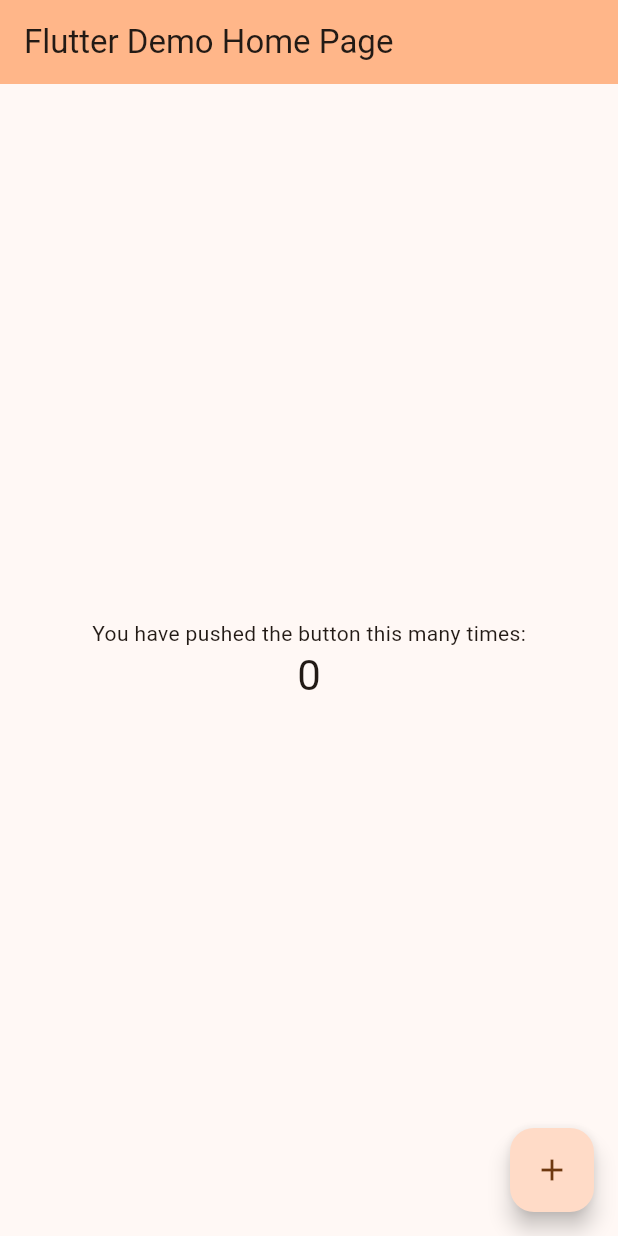
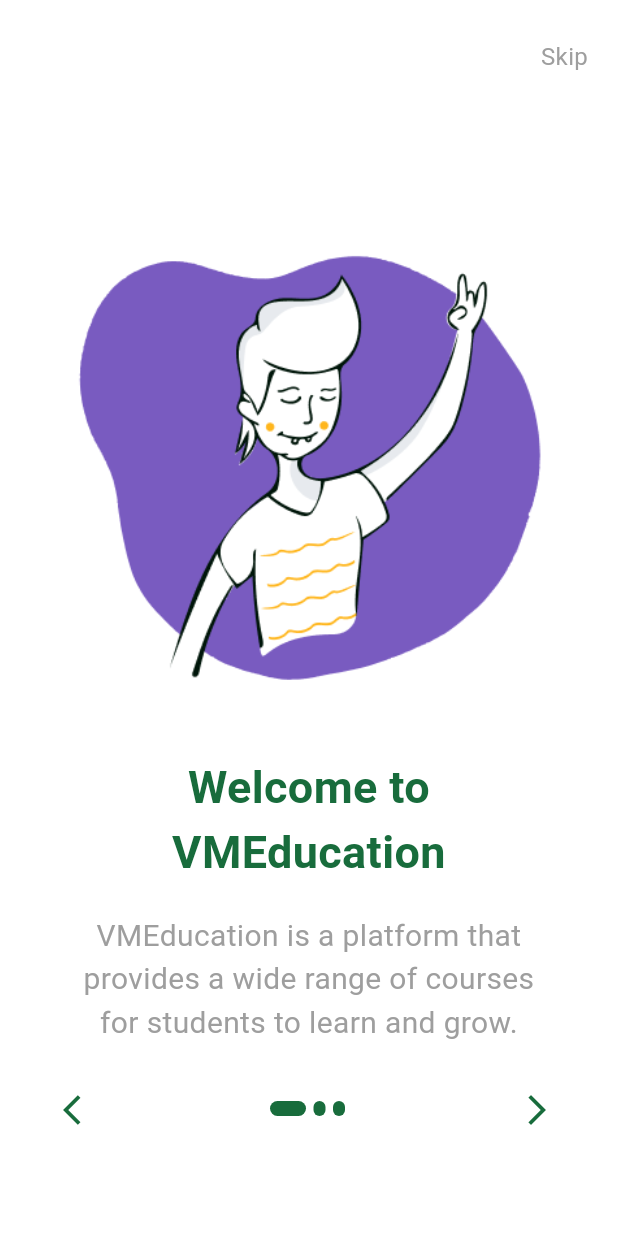
Before and after one commit to tedomi2705/vmeducation, a Flutter app: the screen it shows after launch, on a phone screen of 412 x 824 dp. Run offline on Flutter 3.47's test engine with Material 3 defaults, Android fonts, the phone set to English and light mode, and no system bars.

Commit message:
create splash screen + onboarding screen

```diff
--- /dev/null
+++ b/lib/core/app_asset.dart
@@ -0,0 +1,5 @@
+import 'package:flutter/material.dart';
+
+class AppAsset {
+
+}
--- /dev/null
+++ b/lib/core/app_color.dart
@@ -0,0 +1,6 @@
+import 'package:flutter/material.dart';
+
+class AppColor {
+  static const primaryColor = Color.fromARGB(255, 24, 108, 60);
+  static const splashScreenBg = Color.fromARGB(255, 209, 229, 190);
+}
--- /dev/null
+++ b/lib/core/app_data.dart
@@ -0,0 +1,10 @@
+class AppData {
+  static const String title1 = 'Welcome to VMEducation';
+  static const String description1 = 'VMEducation is a platform that provides a wide range of courses for students to learn and grow.';
+  static const String title2 = 'Learn Anywhere, Anytime';
+  static const String description2 = 'You can explore VMEducation courses on your mobile, tablet, or desktop.';
+  static const String title3 = 'View AR model in 3D';
+  static const String description3 = 'You can view the AR model in 3D and learn more about the subject.';
+
+  static const String skipText = 'Skip';
+}
--- /dev/null
+++ b/lib/core/app_style.dart
@@ -0,0 +1,27 @@
+import 'package:flutter/material.dart';
+import 'package:vmeducation/core/app_color.dart';
+
+// TextStyle
+const skipButtonStyle = TextStyle(
+  color: Colors.grey,
+  fontSize: 16.0,
+  fontWeight: FontWeight.w400,
+);
+
+const titleOnboardingStyle = TextStyle(
+  color: AppColor.primaryColor,
+  fontSize: 30,
+  fontWeight: FontWeight.bold,
+);
+
+const subTitleOnboardingStyle = TextStyle(
+  color: Colors.grey,
+  fontSize: 20,
+  fontWeight: FontWeight.w400,
+);
+
+
+
+
+//PaddingStyle
+const onboardingPaddingStyle = EdgeInsets.only(left: 50.0, right: 50.0, bottom: 50.0);
--- a/lib/main.dart
+++ b/lib/main.dart
@@ -1,125 +1,22 @@
 import 'package:flutter/material.dart';
+import 'package:vmeducation/src/view/screen/onboarding_screen.dart';
+import 'package:vmeducation/src/view/screen/splash_screen.dart';
+
 
 void main() {
-  runApp(const MyApp());
+  runApp(MyApp());
 }
 
+
 class MyApp extends StatelessWidget {
-  const MyApp({super.key});
+  const MyApp({Key? key}) : super(key: key);
 
-  // This widget is the root of your application.
   @override
   Widget build(BuildContext context) {
-    return MaterialApp(
-      title: 'Flutter Demo',
-      theme: ThemeData(
-        // This is the theme of your application.
-        //
-        // TRY THIS: Try running your application with "flutter run". You'll see
-        // the application has a purple toolbar. Then, without quitting the app,
-        // try changing the seedColor in the colorScheme below to Colors.green
-        // and then invoke "hot reload" (save your changes or press the "hot
-        // reload" button in a Flutter-supported IDE, or press "r" if you used
-        // the command line to start the app).
-        //
-        // Notice that the counter didn't reset back to zero; the application
-        // state is not lost during the reload. To reset the state, use hot
-        // restart instead.
-        //
-        // This works for code too, not just values: Most code changes can be
-        // tested with just a hot reload.
-        colorScheme: ColorScheme.fromSeed(seedColor: Color.fromARGB(255, 208, 106, 23)),
-        useMaterial3: true,
-      ),
-      home: const MyHomePage(title: 'Flutter Demo Home Page'),
+    return const MaterialApp(
+      title: 'Onbroading Screen',
+      home: SplashScreen(),
+      debugShowCheckedModeBanner: false,
     );
   }
 }
-
-class MyHomePage extends StatefulWidget {
-  const MyHomePage({super.key, required this.title});
-
-  // This widget is the home page of your application. It is stateful, meaning
-  // that it has a State object (defined below) that contains fields that affect
-  // how it looks.
-
-  // This class is the configuration for the state. It holds the values (in this
-  // case the title) provided by the parent (in this case the App widget) and
-  // used by the build method of the State. Fields in a Widget subclass are
-  // always marked "final".
-
-  final String title;
-
-  @override
-  State<MyHomePage> createState() => _MyHomePageState();
-}
-
-class _MyHomePageState extends State<MyHomePage> {
-  int _counter = 0;
-
-  void _incrementCounter() {
-    setState(() {
-      // This call to setState tells the Flutter framework that something has
-      // changed in this State, which causes it to rerun the build method below
-      // so that the display can reflect the updated values. If we changed
-      // _counter without calling setState(), then the build method would not be
-      // called again, and so nothing would appear to happen.
-      _counter++;
-    });
-  }
-
-  @override
-  Widget build(BuildContext context) {
-    // This method is rerun every time setState is called, for instance as done
-    // by the _incrementCounter method above.
-    //
-    // The Flutter framework has been optimized to make rerunning build methods
-    // fast, so that you can just rebuild anything that needs updating rather
-    // than having to individually change instances of widgets.
-    return Scaffold(
-      appBar: AppBar(
-        // TRY THIS: Try changing the color here to a specific color (to
-        // Colors.amber, perhaps?) and trigger a hot reload to see the AppBar
-        // change color while the other colors stay the same.
-        backgroundColor: Theme.of(context).colorScheme.inversePrimary,
-        // Here we take the value from the MyHomePage object that was created by
-        // the App.build method, and use it to set our appbar title.
-        title: Text(widget.title),
-      ),
-      body: Center(
-        // Center is a layout widget. It takes a single child and positions it
-        // in the middle of the parent.
-        child: Column(
-          // Column is also a layout widget. It takes a list of children and
-          // arranges them vertically. By default, it sizes itself to fit its
-          // children horizontally, and tries to be as tall as its parent.
-          //
-          // Column has various properties to control how it sizes itself and
-          // how it positions its children. Here we use mainAxisAlignment to
-          // center the children vertically; the main axis here is the vertical
-          // axis because Columns are vertical (the cross axis would be
-          // horizontal).
-          //
-          // TRY THIS: Invoke "debug painting" (choose the "Toggle Debug Paint"
-          // action in the IDE, or press "p" in the console), to see the
-          // wireframe for each widget.
-          mainAxisAlignment: MainAxisAlignment.center,
-          children: <Widget>[
-            const Text(
-              'You have pushed the button this many times:',
-            ),
-            Text(
-              '$_counter',
-              style: Theme.of(context).textTheme.headlineMedium,
-            ),
-          ],
-        ),
-      ),
-      floatingActionButton: FloatingActionButton(
-        onPressed: _incrementCounter,
-        tooltip: 'Increment',
-        child: const Icon(Icons.add),
-      ), // This trailing comma makes auto-formatting nicer for build methods.
-    );
-  }
-}
--- /dev/null
+++ b/lib/src/view/screen/home_screen.dart
@@ -0,0 +1,22 @@
+import 'package:flutter/material.dart';
+
+class HomeScreen extends StatefulWidget {
+  const HomeScreen({super.key});
+
+  @override
+  State<HomeScreen> createState() => _HomeScreenState();
+}
+
+class _HomeScreenState extends State<HomeScreen> {
+  @override
+  Widget build(BuildContext context) {
+    return Scaffold(
+      appBar: AppBar(
+        title: const Text('Home Screen'),
+      ),
+      body: const Center(
+        child: Text('This is Home Screen'),
+      ),
+    );
+  }
+}
--- /dev/null
+++ b/lib/src/view/screen/onboarding_screen.dart
@@ -0,0 +1,167 @@
+import 'package:flutter/material.dart';
+import 'package:vmeducation/core/app_color.dart';
+import 'package:vmeducation/core/app_style.dart';
+import 'package:vmeducation/core/app_data.dart';
+import 'package:vmeducation/src/view/screen/home_screen.dart';
+
+class OnboardingScreen extends StatefulWidget {
+  const OnboardingScreen({super.key});
+
+  @override
+  State<OnboardingScreen> createState() => _OnboardingScreenState();
+}
+
+class _OnboardingScreenState extends State<OnboardingScreen> {
+  final PageController _pageController = PageController(initialPage: 0);
+  int _currentPage = 0;
+
+  @override
+  Widget build(BuildContext context) {
+    return Scaffold(
+      backgroundColor: Colors.white,
+
+      appBar: AppBar(
+        elevation: 0.0,
+        backgroundColor: Colors.white,
+        actions: [
+          Padding(
+            padding: const EdgeInsets.only(right: 20.0, top: 20.0),
+            child: InkWell(
+              onTap:() => Navigator.pushReplacement(context, MaterialPageRoute(builder: (_) => const HomeScreen())), // to home screen
+              child: const Text(AppData.skipText, style: skipButtonStyle)
+            )
+          ),
+        ],
+      ),
+
+      body: Stack(
+        alignment: Alignment.bottomCenter,
+        children: [
+          PageView(
+            onPageChanged: (int page){
+              setState(() {
+                _currentPage = page;
+              });
+            },
+            controller: _pageController,
+            children: [
+              CreateOnboardingPage(
+                image: 'assets/images/onboarding1.png',
+                title: AppData.title1,
+                description: AppData.description1
+              ),
+              CreateOnboardingPage(
+                image: 'assets/images/onboarding2.png',
+                title: AppData.title2,
+                description: AppData.description2
+              ),
+              CreateOnboardingPage(
+                image: 'assets/images/onboarding3.png',
+                title: AppData.title3,
+                description: AppData.description3
+              ),
+            ],
+          ),
+          Positioned(
+            bottom: 80,
+            left: 180,
+            child: Row(
+              children: _buildIndicator(),
+            ),
+          ),
+          Positioned(
+            bottom: 60,
+            left: 30,
+            child: Container(
+              child: IconButton(
+                onPressed: _currentPage > 0 ? () {
+                  setState(() {
+                    _currentPage--;
+                    _pageController.previousPage(duration: const Duration(milliseconds: 200), curve: Curves.easeIn);
+                  });
+                } : null, // null disables the button
+                icon: const Icon(Icons.arrow_back_ios, size: 24.0, color: AppColor.primaryColor),
+              )
+            )
+          ),
+          Positioned(
+            bottom: 60,
+            right: 30,
+            child: Container(
+              child: IconButton(
+                onPressed: () {
+                  setState(() {
+                    if (_currentPage < 2) {
+                      _currentPage++;
+                      if (_currentPage < 3) {
+                        _pageController.nextPage(duration: const Duration(milliseconds: 200), curve: Curves.easeIn);
+                      }
+                    } else {
+                      // to home screen
+                      Navigator.pushReplacement(context, MaterialPageRoute(builder: (_) => const HomeScreen()));
+                    }
+                  });
+                },
+                icon: const Icon(Icons.arrow_forward_ios, size: 24.0, color: AppColor.primaryColor),
+              )
+            )
+          )
+        ],
+      ),
+    );
+  }
+
+  Widget _indicator(bool isActive) {
+    return AnimatedContainer(
+      duration: const Duration(milliseconds: 200),
+      margin: const EdgeInsets.only(right: 5.0),
+      height: 10.0,
+      width: isActive ? 24.0 : 8.0,
+      decoration: BoxDecoration(
+        color: AppColor.primaryColor,
+        borderRadius: BorderRadius.circular(5),
+      ),
+    );
+  }
+
+  List<Widget> _buildIndicator() {
+    List<Widget> list = [];
+    for (int i = 0; i < 3; i++) {
+      list.add(i == _currentPage ? _indicator(true) : _indicator(false));
+    }
+    return list;
+  }
+}
+
+class CreateOnboardingPage extends StatelessWidget {
+  final String image;
+  final String title;
+  final String description;
+
+  const CreateOnboardingPage({
+    Key? key, required this.image, required this.title, required this.description,
+  }) : super(key: key);
+
+  @override
+  Widget build(BuildContext context) {
+    return Container(
+      padding: onboardingPaddingStyle,
+      child: Column(
+        mainAxisAlignment: MainAxisAlignment.center,
+        children: [
+          SizedBox(height: 350, child: Image.asset(image)),
+          const SizedBox(height: 20.0),
+          Text(title,
+            textAlign: TextAlign.center,
+            style: titleOnboardingStyle,
+          ),
+          const SizedBox(height: 20.0),
+          Text(description,
+            textAlign: TextAlign.center,
+            style: subTitleOnboardingStyle,
+          ),
+        ],
+      ),
+    );
+  }
+}
--- /dev/null
+++ b/lib/src/view/screen/splash_screen.dart
@@ -0,0 +1,45 @@
+import 'package:flutter/material.dart';
+import 'package:vmeducation/core/app_color.dart';
+import 'package:vmeducation/src/view/screen/onboarding_screen.dart';
+
+class SplashScreen extends StatefulWidget {
+  const SplashScreen({super.key});
+
+  @override
+  State<SplashScreen> createState() => _SplashScreenState();
+}
+
+class _SplashScreenState extends State<SplashScreen> {
+  double _opacity = 0;
+
+  @override
+  void initState() {
+    super.initState();
+    Future.delayed(const Duration(seconds: 1), () {
+      setState(() {
+        _opacity = 1;
+      });
+    });
+    Future.delayed(const Duration(seconds: 3), () {
+      Navigator.of(context).pushReplacement(MaterialPageRoute(
+        builder: (_) => const OnboardingScreen()),
+      );
+    });
+  }
+
+  @override
+  Widget build(BuildContext context) {
+    return Scaffold(
+      body: Container(
+        color: AppColor.splashScreenBg,
+        child: Center(
+          child: AnimatedOpacity(
+            opacity: _opacity,
+            duration: Duration(seconds: 2),
+            child: Image.asset('assets/images/splash.png'),
+          ),
+        ),
+      ),
+    );
+  }
+}
--- a/pubspec.yaml
+++ b/pubspec.yaml
@@ -62,8 +62,8 @@
   uses-material-design: true
 
   # To add assets to your application, add an assets section, like this:
-  # assets:
-  #   - images/a_dot_burr.jpeg
+  assets:
+  - assets/images/
   #   - images/a_dot_ham.jpeg
 
   # An image asset can refer to one or more resolution-specific "variants", see
```
Also changed, not shown: assets/images/logo.png (added), assets/images/onboarding1.png (added), assets/images/onboarding2.png (added), assets/images/onboarding3.png (added), assets/images/splash.png (added), lib/src/view/screen/screen.dart (deleted).
